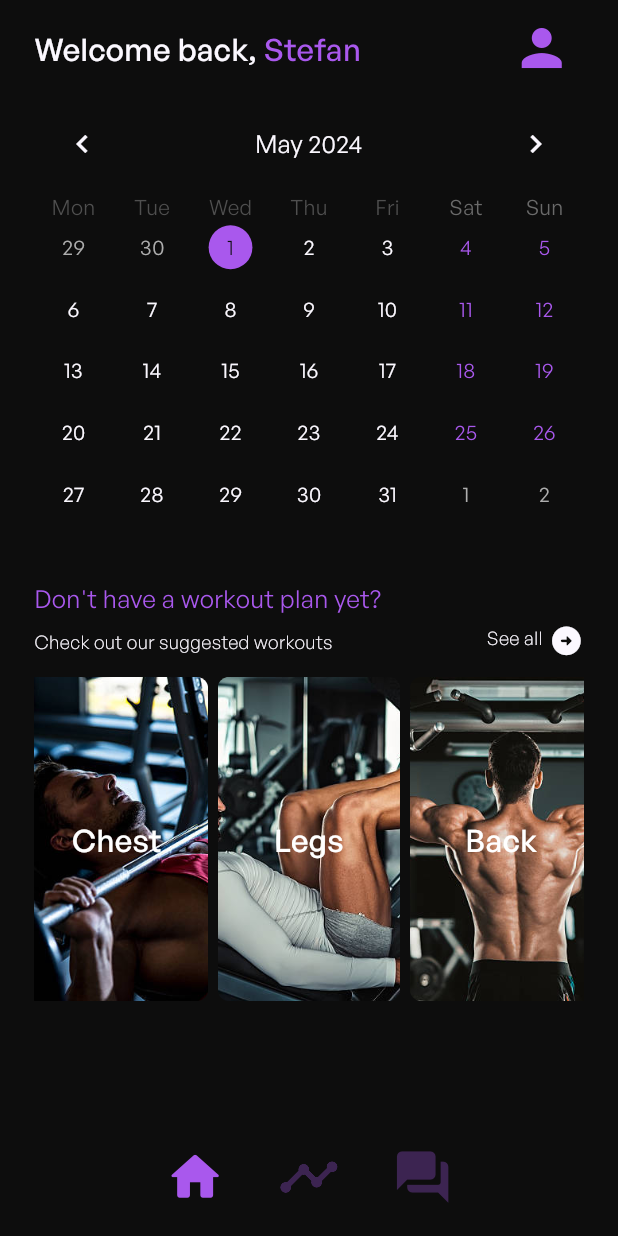
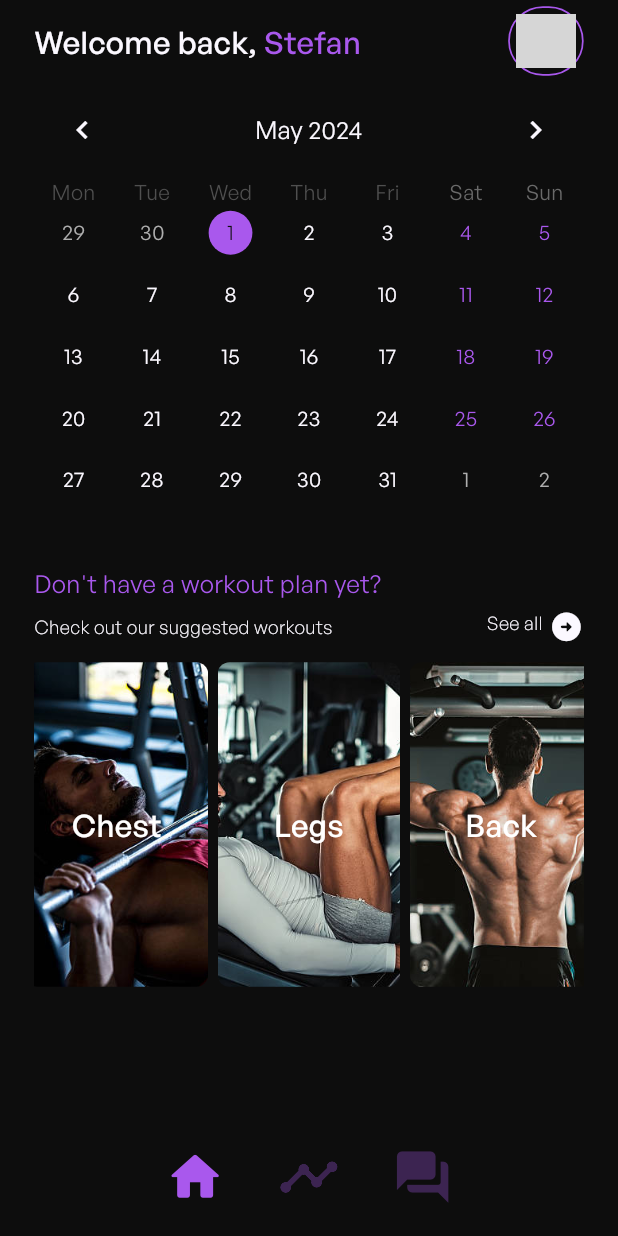
Before and after one commit to MNJDen/WeFit, a Flutter app: the screen it shows once a user with an empty profile is signed in, on a phone screen of 412 x 824 dp. Run offline on Flutter 3.47's test engine with Material 3 defaults, Android fonts, the phone set to English and light mode, and no system bars; drawn by our look-alikes of carousel_slider, table_calendar; our stand-ins replace cloud_firestore, firebase_auth, firebase_core, flutter_animate, flutter_screenutil; accounts and stored records are empty; grey boxes are pictures that could not be loaded.

Commit message:
Pages: Update Home Screen

```diff
--- a/lib/Screens/HomeScreen.dart
+++ b/lib/Screens/HomeScreen.dart
@@ -1,6 +1,7 @@
 import 'package:flutter/foundation.dart';
 import 'package:flutter/material.dart';
 import 'package:flutter_screenutil/flutter_screenutil.dart';
+import 'package:itec303/Screens/AccountSettings.dart';
 import 'package:itec303/Services/Auth/Auth_Service.dart';
 import 'package:itec303/Screens/WorkoutGuidePage.dart';
 import 'package:table_calendar/table_calendar.dart';
@@ -62,12 +63,37 @@ class _HomeScreenState extends State<HomeScreen> {
                       ),
                     ),
                     const Spacer(),
-                    IconButton(
-                      onPressed: () {
-                        logout();
+                    InkWell(
+                      onTap: () {
+                        Navigator.push(
+                          context,
+                          PageRouteBuilder(
+                            pageBuilder: (BuildContext context,
+                                Animation<double> animation1,
+                                Animation<double> animation2) {
+                              return const AccountSettingScreen();
+                            },
+                            transitionDuration: Duration.zero,
+                            reverseTransitionDuration: Duration.zero,
+                          ),
+                        );
                       },
-                      icon: const Icon(Icons.person,
-                          color: Color.fromRGBO(169, 88, 237, 1), size: 40),
+                      child: Container(
+                        padding: const EdgeInsets.all(4),
+                        decoration: BoxDecoration(
+                          borderRadius: BorderRadius.circular(100),
+                          border: Border.all(color: purpleColor, width: 1.w),
+                        ),
+                        child: ClipRRect(
+                          borderRadius: BorderRadius.circular(100),
+                          child: Image.asset(
+                            'assets/images/Pedro.jpg',
+                            fit: BoxFit.cover,
+                            width: 35.w,
+                            height: 35.h,
+                          ),
+                        ),
+                      ),
                     ),
                   ],
                 ),
```
